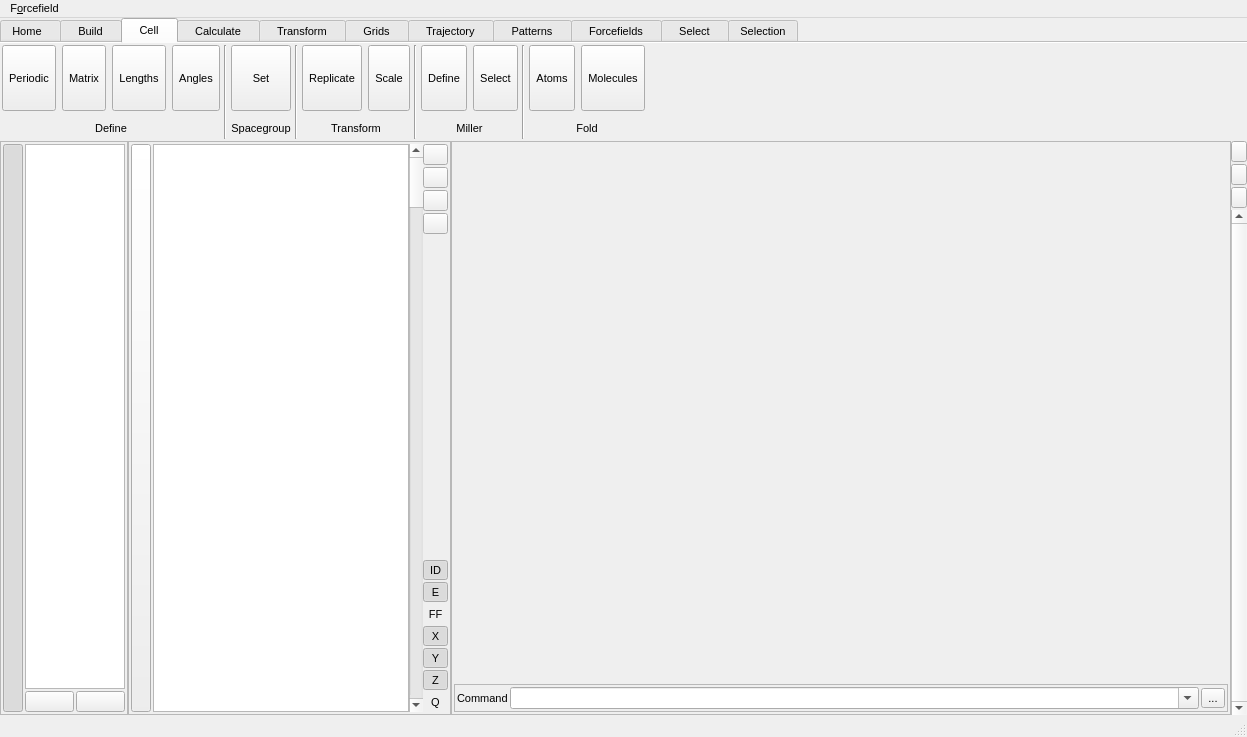
This is src/gui/mainwindow.ui in trisyoungs/aten as Qt 5 draws it before an edit. The edited form follows.
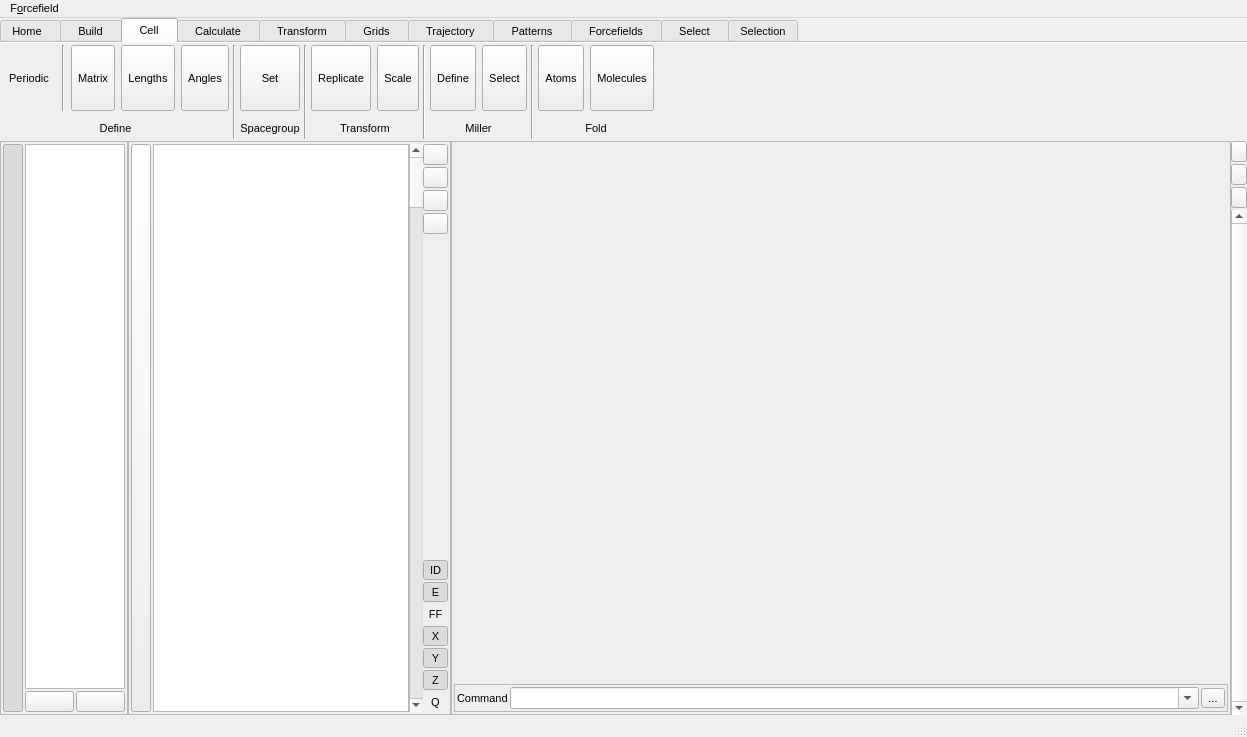
This is the edited form. The open tabs and pages were chosen to show the change. Icons and pictures are not drawn. Custom widgets are drawn as their Qt base class.

The edit to the form file:
```diff
--- a/src/gui/mainwindow.ui
+++ b/src/gui/mainwindow.ui
@@ -2786,11 +2786,11 @@
              <enum>Qt::ToolButtonTextUnderIcon</enum>
             </property>
             <property name="autoRaise">
-             <bool>false</bool>
+             <bool>true</bool>
             </property>
            </widget>
           </item>
-          <item row="0" column="1">
+          <item row="0" column="2">
            <widget class="TMenuButton" name="CellDefineMatrixButton">
             <property name="sizePolicy">
              <sizepolicy hsizetype="Preferred" vsizetype="Fixed">
@@ -2848,7 +2848,7 @@
             </property>
            </widget>
           </item>
-          <item row="0" column="2">
+          <item row="0" column="3">
            <widget class="TMenuButton" name="CellDefineLengthsButton">
             <property name="sizePolicy">
              <sizepolicy hsizetype="Preferred" vsizetype="Fixed">
@@ -2906,7 +2906,7 @@
             </property>
            </widget>
           </item>
-          <item row="0" column="3">
+          <item row="0" column="4">
            <widget class="TMenuButton" name="CellDefineAnglesButton">
             <property name="sizePolicy">
              <sizepolicy hsizetype="Preferred" vsizetype="Fixed">
@@ -2964,7 +2964,7 @@
             </property>
            </widget>
           </item>
-          <item row="1" column="0" colspan="4">
+          <item row="1" column="0" colspan="5">
            <widget class="QLabel" name="label_5">
             <property name="text">
              <string>Define</string>
@@ -2974,6 +2974,13 @@
             </property>
            </widget>
           </item>
+          <item row="0" column="1">
+           <widget class="Line" name="line_31">
+            <property name="orientation">
+             <enum>Qt::Vertical</enum>
+            </property>
+           </widget>
+          </item>
          </layout>
         </item>
         <item>
```
Left out of the diff: 20 changed lines with no effect on the pictures.
